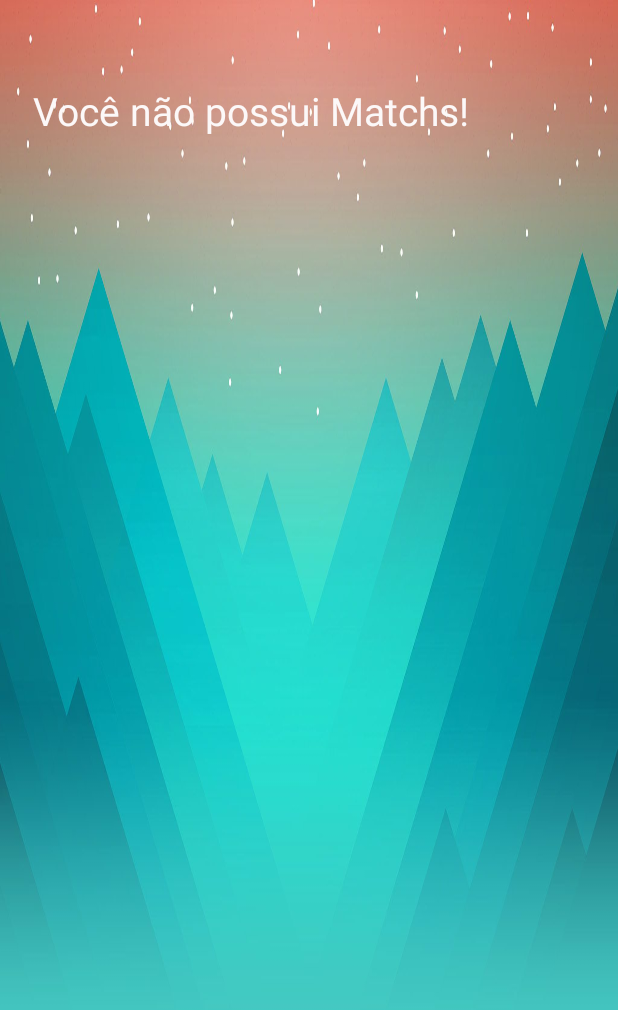
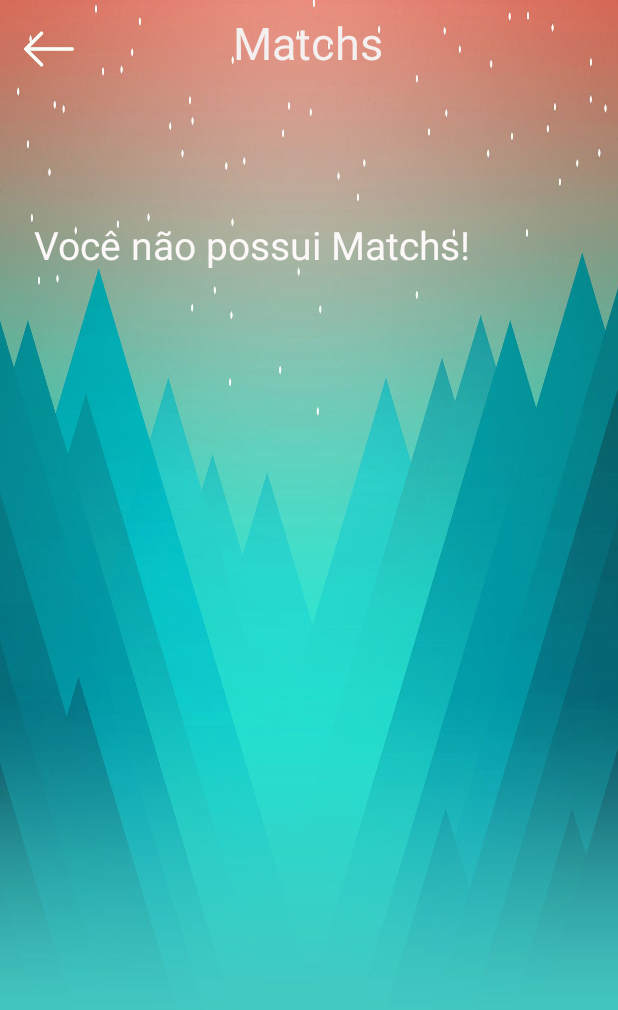
Before and after one commit to ProjetosFEI/Adopt, an Android app: the MatchesActivity screen opened directly, with no data from a screen before it, on a phone screen of 412 x 824 dp. Shown: the top 1010 px of the screen. Run offline under Robolectric (Android 15) with nearby library versions, the phone set to English and light mode, and no system bars; our stand-ins replace Firebase (no records; nobody signed in at launch, a user with empty details on screens opened directly).

Commit message:
fixed bugs

```diff
--- a/app/src/main/java/com/example/adoptapp/MatchesActivity.java
+++ b/app/src/main/java/com/example/adoptapp/MatchesActivity.java
@@ -5,6 +5,8 @@ import android.support.v7.app.AppCompatActivity;
 import android.os.Bundle;
 import android.support.v7.widget.LinearLayoutManager;
 import android.support.v7.widget.RecyclerView;
+import android.view.View;
+import android.widget.ImageView;
 import android.widget.TextView;
 
 import com.google.firebase.auth.FirebaseAuth;
@@ -28,6 +30,7 @@ public class MatchesActivity extends AppCompatActivity {
     private String userSex;
     private String oppositeUserSex;
     private TextView mNoMatch;
+    private ImageView mBack;
 
     @Override
     protected void onCreate(Bundle savedInstanceState) {
@@ -38,6 +41,7 @@ public class MatchesActivity extends AppCompatActivity {
         //currentUserSex = FirebaseDatabase.getInstance().getReference().child("Users")
 
         mNoMatch = (TextView) findViewById(R.id.noMatch);
+        mBack = (ImageView) findViewById(R.id.goback);
         mRecyclerView = (RecyclerView) findViewById(R.id.recyclerView);
         mRecyclerView.setNestedScrollingEnabled(false);
         mRecyclerView.setHasFixedSize(true);
@@ -48,6 +52,14 @@ public class MatchesActivity extends AppCompatActivity {
 
         //checkUserSex();
         getUserMatchId();
+
+        mBack.setOnClickListener(new View.OnClickListener() {
+            @Override
+            public void onClick(View view) {
+                finish();
+                return;
+            }
+        });
 
 
     }
--- a/app/src/main/res/layout/activity_matches.xml
+++ b/app/src/main/res/layout/activity_matches.xml
@@ -8,10 +8,44 @@
     android:layout_height="match_parent"
     tools:context=".MatchesActivity">
 
+    <ImageView
+        android:id="@+id/goback"
+        android:layout_width="33dp"
+        android:layout_height="33dp"
+        android:layout_marginTop="16dp"
+        android:layout_marginEnd="8dp"
+        app:layout_constraintEnd_toEndOf="parent"
+        app:layout_constraintHorizontal_bias="0.043"
+        app:layout_constraintStart_toStartOf="parent"
+        app:layout_constraintTop_toTopOf="parent"
+        app:srcCompat="@drawable/leftarrow" />
+
+    <TextView
+        android:id="@+id/textView4"
+        android:layout_width="272dp"
+        android:layout_height="49dp"
+        android:layout_marginStart="8dp"
+        android:layout_marginTop="4dp"
+        android:layout_marginEnd="8dp"
+        android:foregroundGravity="center"
+        android:gravity="center"
+        android:text="Matchs"
+        android:textColor="#F5F0F0"
+        android:textSize="30sp"
+        app:layout_constraintEnd_toEndOf="parent"
+        app:layout_constraintHorizontal_bias="0.495"
+        app:layout_constraintStart_toStartOf="parent"
+        app:layout_constraintTop_toTopOf="parent" />
+
     <android.support.v4.widget.NestedScrollView
         android:id="@+id/nestedScrollView"
-        android:layout_width="match_parent"
-        android:layout_height="match_parent">
+        android:layout_width="409dp"
+        android:layout_height="685dp"
+        android:layout_marginStart="8dp"
+        android:layout_marginTop="8dp"
+        app:layout_constraintEnd_toEndOf="parent"
+        app:layout_constraintStart_toStartOf="parent"
+        app:layout_constraintTop_toBottomOf="@+id/textView4">
 
         <android.support.v7.widget.RecyclerView
             android:id="@+id/recyclerView"
@@ -27,12 +61,11 @@
         android:layout_width="367dp"
         android:layout_height="138dp"
         android:layout_marginStart="8dp"
-        android:layout_marginTop="56dp"
+        android:layout_marginTop="84dp"
         android:layout_marginEnd="8dp"
         android:textColor="#FCF8F8"
         android:textSize="26sp"
         app:layout_constraintEnd_toEndOf="parent"
-        app:layout_constraintHorizontal_bias="0.497"
         app:layout_constraintStart_toStartOf="parent"
         app:layout_constraintTop_toTopOf="@+id/nestedScrollView" />
 
```
Also changed, not shown: app/src/main/java/com/example/adoptapp/RegistrationActivity.java (+23 -10 lines), app/src/main/java/com/example/adoptapp/RegistrationAnimalActivity.java (+24 -11 lines).
